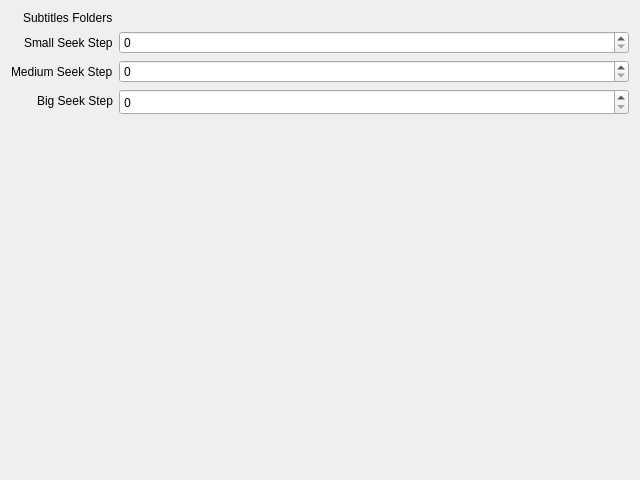
Z-bin/videoplayer, file settings.ui: the form before one commit.
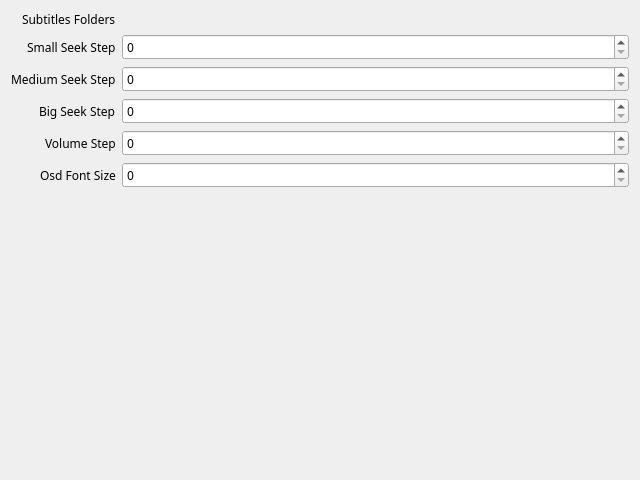
The form after the commit. Custom widgets are drawn as their Qt base class.

Commit message: feat: 添加osd字体大小设置

Diff of the .ui file:
```diff
--- a/settings.ui
+++ b/settings.ui
@@ -10,6 +10,11 @@
     <height>480</height>
    </rect>
   </property>
+  <property name="font">
+   <font>
+    <family>Noto Sans</family>
+   </font>
+  </property>
   <property name="windowTitle">
    <string>Form</string>
   </property>
@@ -69,6 +74,30 @@
        </property>
       </widget>
      </item>
+     <item row="4" column="0">
+      <widget class="QLabel" name="label_5">
+       <property name="text">
+        <string>Volume Step</string>
+       </property>
+      </widget>
+     </item>
+     <item row="4" column="1">
+      <widget class="QSpinBox" name="kcfg_VolumeStep">
+       <property name="maximum">
+        <number>100</number>
+       </property>
+      </widget>
+     </item>
+     <item row="5" column="0">
+      <widget class="QLabel" name="label_6">
+       <property name="text">
+        <string>Osd Font Size</string>
+       </property>
+      </widget>
+     </item>
+     <item row="5" column="1">
+      <widget class="QSpinBox" name="kcfg_OsdFontSize"/>
+     </item>
     </layout>
    </item>
   </layout>
```
The commit also changes 2 other files.
